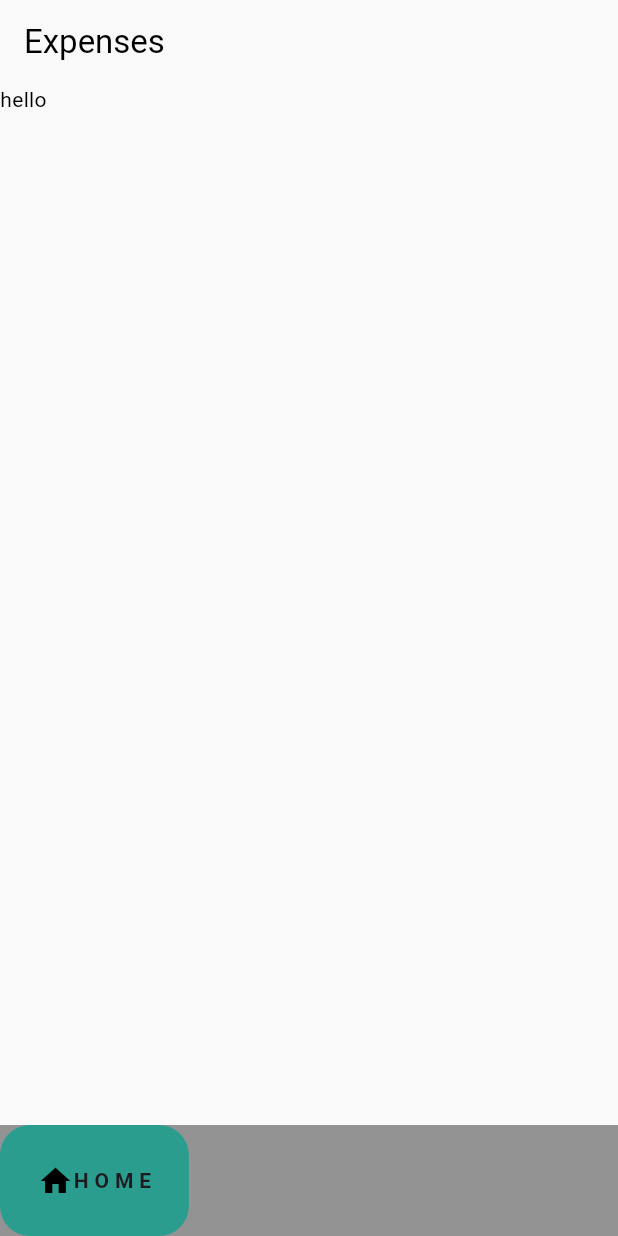
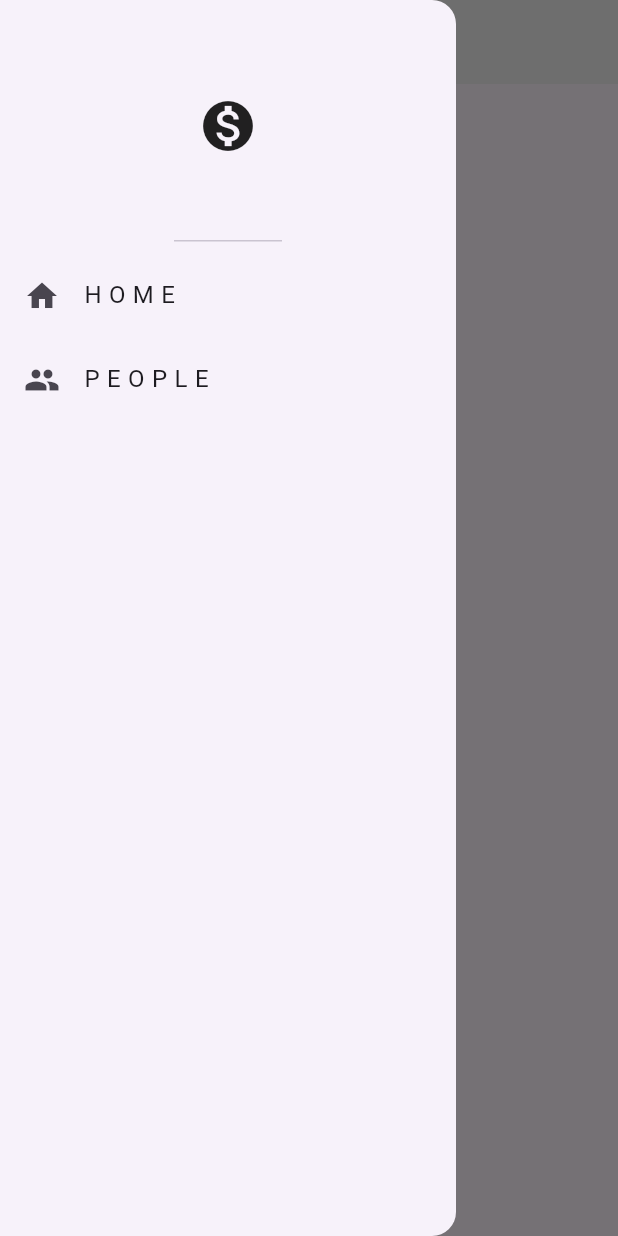
Before and after one commit to mars985/Juno, a Flutter app: the screen it shows after launch, with the side drawer open (before the commit the screen has no drawer), on a phone screen of 412 x 824 dp. Run offline on Flutter 3.47's test engine with Material 3 defaults, Android fonts, the phone set to English and light mode, and no system bars; drawn by our look-alikes of google_nav_bar; our stand-ins replace flutter_slidable, hive_flutter; accounts and stored records are empty.

Commit message:
rudimentary page navigation completed. set up drawer menu

```diff
--- a/lib/data/theme.dart
+++ b/lib/data/theme.dart
@@ -1,31 +1,6 @@
 import 'dart:ui';
 
 class Themes {
-  List colorPalette = [
-    /*
-      background,
-      text,
-      primary,
-      secondary,
-      accent,
-    */
-    // [
-    //   Color(0xFF0a0616),
-    //   Color(0xFFe1faea),
-    //   Color(0xFFaa96e6),
-    //   Color(0xFF31118f),
-    //   Color(0xFFd13367),
-    // ],
-    [
-      0xFF041a0c,
-      0xFFe1faea,
-      0xFF8bedac,
-      0xFF16718d,
-      0xFF4284e1,
-      0xFF1F1F1F,
-    ],
-  ];
-
   List colors = [
     {
       "background": 0xFFEFEFEF,
@@ -51,12 +26,13 @@ class Themes {
       "text_light": 0xFF4284e1,
       "accent": 0xFF1F1F1F,
     },
-  ];
-}
-
+    // {
       // "background":
       // "primary":
       // "secondary":
       // "text_dark":
       // "text_light":
       // "accent":
+    // },
+  ];
+}
--- a/lib/main.dart
+++ b/lib/main.dart
@@ -2,17 +2,42 @@
 
 import 'package:flutter/material.dart';
 import 'package:juno/data/database.dart';
+import 'package:juno/data/theme.dart';
+import 'package:juno/models/navdrawer.dart';
 import 'package:juno/pages/home_page.dart';
 import 'package:hive_flutter/hive_flutter.dart';
+import 'package:juno/pages/people_page.dart';
 
 void main() async {
   await Hive.initFlutter();
   var box = await Hive.openBox('myBox');
-  runApp(const MyApp());
+  runApp(MyApp());
 }
 
-class MyApp extends StatelessWidget {
-  const MyApp({super.key});
+var _selectedIndex = 0;
+
+class MyApp extends StatefulWidget {
+  MyApp({super.key});
+
+  @override
+  State<MyApp> createState() => _MyAppState();
+}
+
+class _MyAppState extends State<MyApp> {
+  var themePicked = 0;
+
+  Themes theme = Themes();
+
+  getColor(paletteName) {
+    // return theme.colorPalette[themePicked][index];
+    return Color(theme.colors[themePicked][paletteName]);
+  }
+
+  List<Widget> _pages = [
+    HomePage(),
+    PeoplePage(),
+  ];
+  var _pageSelected = 0;
 
   @override
   Widget build(BuildContext context) {
@@ -23,9 +48,26 @@ class MyApp extends StatelessWidget {
           useMaterial3: true,
           primarySwatch: Colors.deepPurple),
       // home: const MyHomePage(title: 'Flutter Demo Home Page'),
-      home: HomePage(),
+      home: Scaffold(
+        appBar: AppBar(
+          title: Text(
+            "Expenses",
+            style: TextStyle(color: getColor("text_dark")),
+          ),
+          backgroundColor: getColor("background"),
+        ),
+        body: _pages[_pageSelected],
+        drawer: myDrawer(
+          onTap: (index) {
+            setState(() {
+              _pageSelected = index;
+            });
+          },
+        ),
+      ),
       routes: {
         '/homepage': (context) => HomePage(),
+        '/peoplepage': (context) => PeoplePage(),
       },
     );
   }
--- /dev/null
+++ b/lib/models/navdrawer.dart
@@ -0,0 +1,50 @@
+import 'package:flutter/material.dart';
+
+class myDrawer extends StatefulWidget {
+  final onTap;
+
+  const myDrawer({
+    super.key,
+    required this.onTap,
+  });
+
+  @override
+  State<myDrawer> createState() => _myDrawerState();
+}
+
+class _myDrawerState extends State<myDrawer> {
+  @override
+  Widget build(
+    BuildContext context,
+  ) {
+    return Drawer(
+      child: SafeArea(
+        child: Column(
+          children: [
+            const DrawerHeader(
+                child: Icon(
+              Icons.monetization_on,
+              size: 40,
+            )),
+            ListTile(
+              leading: const Icon(Icons.home),
+              title: const Text("H O M E"),
+              onTap: () {
+                widget.onTap(0);
+                Navigator.pop(context);
+              },
+            ),
+            ListTile(
+              leading: const Icon(Icons.people),
+              title: const Text("P E O P L E"),
+              onTap: () {
+                widget.onTap(1);
+                Navigator.pop(context);
+              },
+            )
+          ],
+        ),
+      ),
+    );
+  }
+}
--- a/lib/pages/home_page.dart
+++ b/lib/pages/home_page.dart
@@ -3,6 +3,7 @@ import 'package:google_nav_bar/google_nav_bar.dart';
 import 'package:hive_flutter/hive_flutter.dart';
 import 'package:juno/data/database.dart';
 import 'package:juno/data/theme.dart';
+import 'package:juno/models/navbar.dart';
 
 class HomePage extends StatefulWidget {
   const HomePage({super.key});
@@ -24,51 +25,41 @@ class _HomePageState extends State<HomePage>
     _controller = AnimationController(vsync: this);
   }
 
-  @override
-  void dispose() {
-    _controller.dispose();
-    super.dispose();
-  }
+  // @override
+  // void dispose() {
+  //   _controller.dispose();
+  //   super.dispose();
+  // }
 
   var _textController = TextEditingController();
+
+  var themePicked = 0;
   Themes theme = Themes();
-  var themePicked = 1;
   getColor(paletteName) {
     // return theme.colorPalette[themePicked][index];
     return Color(theme.colors[themePicked][paletteName]);
   }
 
+  var _selectedIndex = 0;
+
   @override
   Widget build(BuildContext context) {
-    return Scaffold(
-      backgroundColor: getColor("background"),
-      appBar: AppBar(
-        title: Text(
-          "Expenses",
+    return Column(
+      // crossAxisAlignment: CrossAxisAlignment.start,
+      children: [
+        // placeholder
+        Text(
+          "home",
           style: TextStyle(color: getColor("text_dark")),
         ),
-        backgroundColor: getColor("background"),
-      ),
-      body: Text(
-        "hello",
-        style: TextStyle(color: getColor("text_dark")),
-      ),
-      bottomNavigationBar: Container(
-        color: getColor("primary"),
-        child: GNav(
-          // padding: EdgeInsets.all(10),
-          iconSize: 24,
-          tabBackgroundColor: getColor("accent"),
-          tabBorderRadius: 20,
-          // padding: EdgeInsets.all(20),
-          tabs: [
-            GButton(
-                iconActiveColor: getColor("secondary"),
-                icon: Icons.home,
-                text: "H O M E"),
-          ],
-        ),
-      ),
+        Container(
+          child: Text("container"),
+          color: Colors.amber[800],
+          width: 100,
+          height: 100,
+        )
+      ],
     );
+    // return Placeholder();
   }
 }
```
Also changed, not shown: lib/models/navbar.dart (added, +61 -0 lines), lib/pages/people_page.dart (added, +17 -0 lines).
